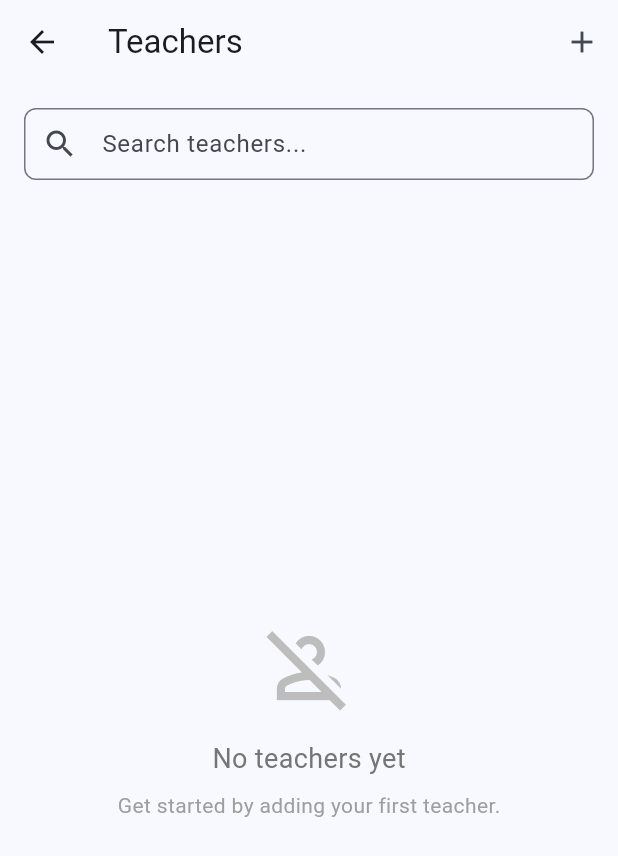
After one commit to Farhod-1/edu-markaz, a Flutter app: the TeachersPage screen opened directly, on a phone screen of 412 x 824 dp. The commit adds this screen. Shown: the top 856 px of the screen. Run offline on Flutter 3.47's test engine with Material 3 defaults, Android fonts, the phone set to English and light mode, and no system bars; our stand-ins replace flutter_secure_storage; accounts and stored records are empty; network calls fail.

Commit message:
students and parents

```diff
--- a/lib/login_page.dart
+++ b/lib/login_page.dart
@@ -6,6 +6,7 @@ import 'package:http/http.dart' as http;
 import 'home_page.dart';
 import 'models/user.dart';
 import 'services/auth_service.dart';
+import 'utils/constants.dart';
 
 class LoginPage extends StatefulWidget {
   const LoginPage({super.key});
@@ -39,7 +40,7 @@ class _LoginPageState extends State<LoginPage> {
       _message = null;
     });
 
-    final uri = Uri.parse('https://edu-markaz.uz/api/auth/login');
+    final uri = Uri.parse('${AppConstants.baseUrl}/auth/login');
 
     try {
       final response = await http.post(
--- /dev/null
+++ b/lib/models/parent.dart
@@ -0,0 +1,20 @@
+import 'user.dart';
+
+class Parent {
+  final User user;
+
+  Parent({required this.user});
+
+  factory Parent.fromJson(Map<String, dynamic> json) {
+    return Parent(user: User.fromJson(json));
+  }
+
+  String get id => user.id;
+  String get phoneNumber => user.phoneNumber;
+  String get status => user.status;
+  List<dynamic> get children => user.children;
+  DateTime get createdAt => user.createdAt;
+
+  // Placeholder for name if it becomes available, otherwise use phone
+  String get name => user.phoneNumber;
+}
--- /dev/null
+++ b/lib/models/teacher.dart
@@ -0,0 +1,19 @@
+import 'user.dart';
+
+class Teacher {
+  final User user;
+
+  Teacher({required this.user});
+
+  factory Teacher.fromJson(Map<String, dynamic> json) {
+    return Teacher(user: User.fromJson(json));
+  }
+
+  String get id => user.id;
+  String get phoneNumber => user.phoneNumber;
+  String get status => user.status;
+  DateTime get createdAt => user.createdAt;
+
+  // Placeholder for name if it becomes available, otherwise use phone
+  String get name => user.phoneNumber;
+}
--- /dev/null
+++ b/lib/pages/teachers_page.dart
@@ -0,0 +1,148 @@
+import 'package:flutter/material.dart';
+import '../models/teacher.dart';
+import '../services/user_service.dart';
+
+class TeachersPage extends StatefulWidget {
+  const TeachersPage({super.key});
+
+  @override
+  State<TeachersPage> createState() => _TeachersPageState();
+}
+
+class _TeachersPageState extends State<TeachersPage> {
+  final UserService _userService = UserService();
+  List<Teacher> _teachers = [];
+  bool _isLoading = true;
+  String? _error;
+
+  @override
+  void initState() {
+    super.initState();
+    _loadTeachers();
+  }
+
+  Future<void> _loadTeachers() async {
+    setState(() {
+      _isLoading = true;
+      _error = null;
+    });
+
+    try {
+      final teachers = await _userService.getTeachers();
+      setState(() {
+        _teachers = teachers;
+      });
+    } catch (e) {
+      setState(() {
+        _error = 'Failed to load teachers';
+      });
+    } finally {
+      setState(() {
+        _isLoading = false;
+      });
+    }
+  }
+
+  @override
+  Widget build(BuildContext context) {
+    return Scaffold(
+      appBar: AppBar(
+        title: const Text('Teachers'),
+        actions: [
+          IconButton(
+            icon: const Icon(Icons.add),
+            onPressed: () {
+              // TODO: Implement create teacher
+              ScaffoldMessenger.of(context).showSnackBar(
+                const SnackBar(content: Text('Create Teacher feature coming soon')),
+              );
+            },
+          ),
+        ],
+      ),
+      body: Column(
+        children: [
+          Padding(
+            padding: const EdgeInsets.all(16.0),
+            child: TextField(
+              decoration: InputDecoration(
+                hintText: 'Search teachers...',
+                prefixIcon: const Icon(Icons.search),
+                border: OutlineInputBorder(
+                  borderRadius: BorderRadius.circular(8.0),
+                ),
+                contentPadding: const EdgeInsets.symmetric(horizontal: 16.0),
+              ),
+              onChanged: (value) {
+                // TODO: Implement local search or API search
+              },
+            ),
+          ),
+          Expanded(
+            child: _isLoading
+                ? const Center(child: CircularProgressIndicator())
+                : _error != null
+                    ? Center(
+                        child: Column(
+                          mainAxisAlignment: MainAxisAlignment.center,
+                          children: [
+                            Text(_error!, style: const TextStyle(color: Colors.red)),
+                            TextButton(
+                              onPressed: _loadTeachers,
+                              child: const Text('Retry'),
+                            ),
+                          ],
+                        ),
+                      )
+                    : _teachers.isEmpty
+                        ? Center(
+                            child: Column(
+                              mainAxisAlignment: MainAxisAlignment.center,
+                              children: [
+                                Icon(Icons.person_off_outlined, size: 64, color: Colors.grey[400]),
+                                const SizedBox(height: 16),
+                                Text(
+                                  'No teachers yet',
+                                  style: TextStyle(fontSize: 18, color: Colors.grey[600]),
+                                ),
+                                const SizedBox(height: 8),
+                                const Text(
+                                  'Get started by adding your first teacher.',
+                                  style: TextStyle(color: Colors.grey),
+                                ),
+                              ],
+                            ),
+                          )
+                        : ListView.builder(
+                            itemCount: _teachers.length,
+                            itemBuilder: (context, index) {
+                              final teacher = _teachers[index];
+                              return Card(
+                                margin: const EdgeInsets.symmetric(horizontal: 16, vertical: 8),
+                                child: ListTile(
+                                  leading: CircleAvatar(
+                                    child: Text(teacher.name.isNotEmpty ? teacher.name[0].toUpperCase() : 'T'),
+                                  ),
+                                  title: Text(teacher.name),
+                                  subtitle: Text(teacher.phoneNumber),
+                                  trailing: Chip(
+                                    label: Text(
+                                      teacher.status,
+                                      style: const TextStyle(fontSize: 12, color: Colors.white),
+                                    ),
+                                    backgroundColor: teacher.status.toLowerCase() == 'active'
+                                        ? Colors.green
+                                        : Colors.grey,
+                                    padding: EdgeInsets.zero,
+                                    materialTapTargetSize: MaterialTapTargetSize.shrinkWrap,
+                                  ),
+                                ),
+                              );
+                            },
+                          ),
+          ),
+        ],
+      ),
+    );
+  }
+}
--- /dev/null
+++ b/lib/services/user_service.dart
@@ -0,0 +1,57 @@
+import 'dart:convert';
+import 'package:http/http.dart' as http;
+import '../utils/constants.dart';
+import '../models/teacher.dart';
+import '../models/parent.dart';
+import 'auth_service.dart';
+
+class UserService {
+  final AuthService _authService = AuthService();
+
+  Future<List<Teacher>> getTeachers() async {
+    final headers = await _authService.getAuthHeaders();
+    final uri = Uri.parse('${AppConstants.baseUrl}/users?role=teacher');
+
+    try {
+      final response = await http.get(uri, headers: headers);
+
+      if (response.statusCode == 200) {
+        final data = jsonDecode(response.body);
+        if (data is Map<String, dynamic> && data.containsKey('users')) {
+           final List<dynamic> usersJson = data['users'];
+           return usersJson.map((json) => Teacher.fromJson(json)).toList();
+        } else if (data is List) {
+           return data.map((json) => Teacher.fromJson(json)).toList();
+        }
+      }
+      return [];
+    } catch (e) {
+      // Handle error or rethrow
+      print('Error fetching teachers: $e');
+      return [];
+    }
+  }
+
+  Future<List<Parent>> getParents() async {
+    final headers = await _authService.getAuthHeaders();
+    final uri = Uri.parse('${AppConstants.baseUrl}/users?role=parent');
+
+    try {
+      final response = await http.get(uri, headers: headers);
+
+      if (response.statusCode == 200) {
+        final data = jsonDecode(response.body);
+         if (data is Map<String, dynamic> && data.containsKey('users')) {
+           final List<dynamic> usersJson = data['users'];
+           return usersJson.map((json) => Parent.fromJson(json)).toList();
+        } else if (data is List) {
+           return data.map((json) => Parent.fromJson(json)).toList();
+        }
+      }
+      return [];
+    } catch (e) {
+      print('Error fetching parents: $e');
+      return [];
+    }
+  }
+}
--- /dev/null
+++ b/lib/utils/constants.dart
@@ -0,0 +1,3 @@
+class AppConstants {
+  static const String baseUrl = 'https://edu-markaz.uz/api';
+}
```
Also changed, not shown: lib/home_page.dart (+83 -0 lines), lib/pages/parents_page.dart (added, +151 -0 lines).
